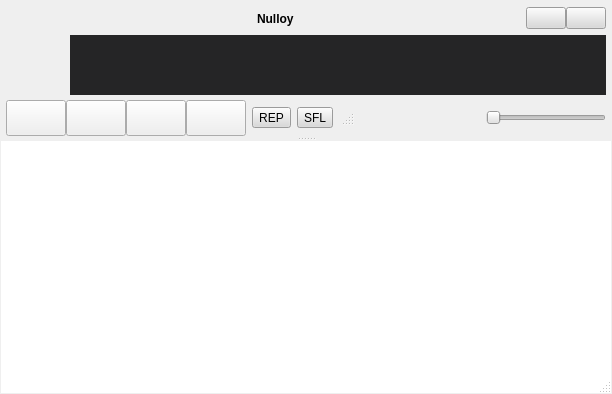
Qt form src/skins/metro/form.ui (nulloy/nulloy) before a commit.
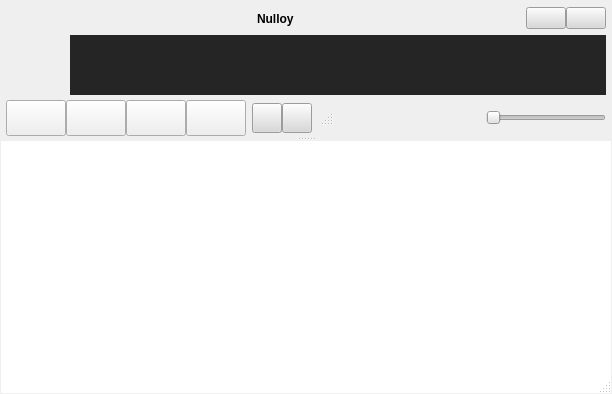
The same form after that commit. Icons and pictures are not drawn. Custom widgets are drawn as their Qt base class.

Commit message: shuffle and repeat icons for metro skin

Patch:
```diff
--- a/src/skins/metro/form.ui
+++ b/src/skins/metro/form.ui
@@ -1121,9 +1121,32 @@
                  </layout>
                 </item>
                 <item>
+                 <layout class="QHBoxLayout" name="horizontalLayout">
+                  <property name="spacing">
+                   <number>0</number>
+                  </property>
+                  <item>
                  <widget class="QToolButton" name="repeatCheck">
-                  <property name="text">
-                   <string>REP</string>
+                    <property name="minimumSize">
+                     <size>
+                      <width>30</width>
+                      <height>30</height>
+                     </size>
+                    </property>
+                    <property name="maximumSize">
+                     <size>
+                      <width>30</width>
+                      <height>30</height>
+                     </size>
+                    </property>
+                    <property name="toolTip">
+                     <string>Repeat</string>
+                    </property>
+                    <property name="iconSize">
+                     <size>
+                      <width>18</width>
+                      <height>18</height>
+                     </size>
                   </property>
                   <property name="checkable">
                    <bool>true</bool>
@@ -1132,13 +1155,33 @@
                 </item>
                 <item>
                  <widget class="QToolButton" name="shuffleCheck">
-                  <property name="text">
-                   <string>SFL</string>
+                    <property name="minimumSize">
+                     <size>
+                      <width>30</width>
+                      <height>30</height>
+                     </size>
+                    </property>
+                    <property name="maximumSize">
+                     <size>
+                      <width>30</width>
+                      <height>30</height>
+                     </size>
+                    </property>
+                    <property name="toolTip">
+                     <string>Shuffle</string>
+                    </property>
+                    <property name="iconSize">
+                     <size>
+                      <width>18</width>
+                      <height>18</height>
+                     </size>
                   </property>
                   <property name="checkable">
                    <bool>true</bool>
                   </property>
                  </widget>
+                  </item>
+                 </layout>
                 </item>
                 <item>
                  <widget class="QSizeGrip" name="sizeGrip" native="true">
```
Left out of the diff: 33 changed lines with no effect on the pictures. Lines whose indentation alone changed are shown as unchanged. The commit also changes 3 other files.
